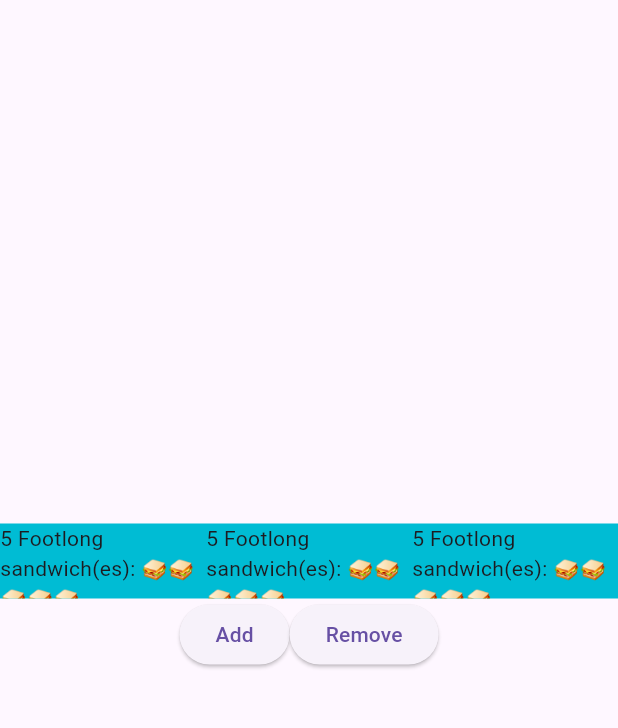
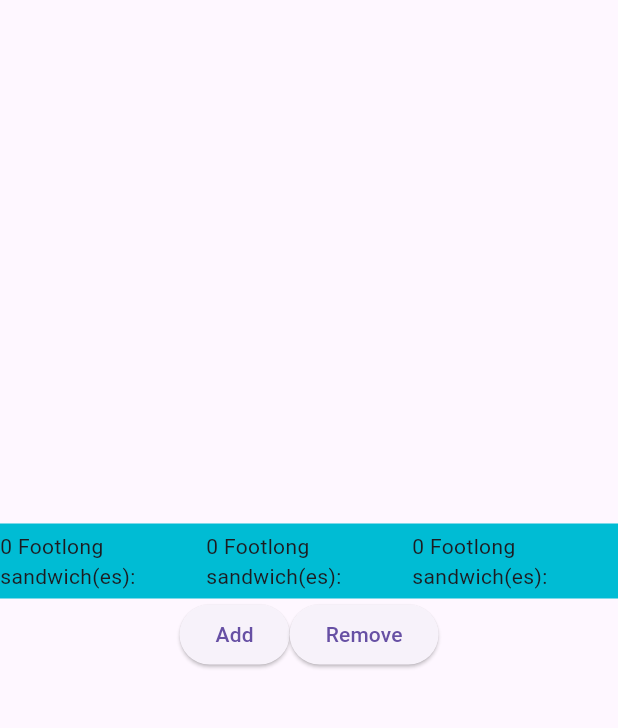
Before and after one commit to Pelz22/programming, a Flutter app: the screen it shows after launch, on a phone screen of 412 x 824 dp, the part 63-791 px from its top. Run offline on Flutter 3.47's test engine with Material 3 defaults, Android fonts, the phone set to English and light mode, and no system bars.

Commit message:
Use OrderScreen in App

```diff
--- a/sandwitch_shop/lib/main.dart
+++ b/sandwitch_shop/lib/main.dart
@@ -13,30 +13,7 @@ class App extends StatelessWidget {
   Widget build(BuildContext context) {
     return MaterialApp(
       title: 'Sandwich Shop App',
-      home: Scaffold(
-        appBar: AppBar(title: const Text('Sandwich Counter')),
-        body: Center(
-          child: Column(
-            mainAxisAlignment: MainAxisAlignment.center,
-            children: [
-              const OrderItemDisplay(5, 'Footlong'),
-              Row(
-                mainAxisAlignment: MainAxisAlignment.center,
-                children: [
-                  ElevatedButton(
-                    onPressed: () => print('Add button pressed!'),
-                    child: const Text('Add'),
-                  ),
-                  ElevatedButton(
-                    onPressed: () => print('Remove button pressed!'),
-                    child: const Text('Remove'),
-                  ),
-                ],
-              ),
-            ],
-          ),
-        ),
-      ),
+      home: OrderScreen(),
     );
   }
 }
```
